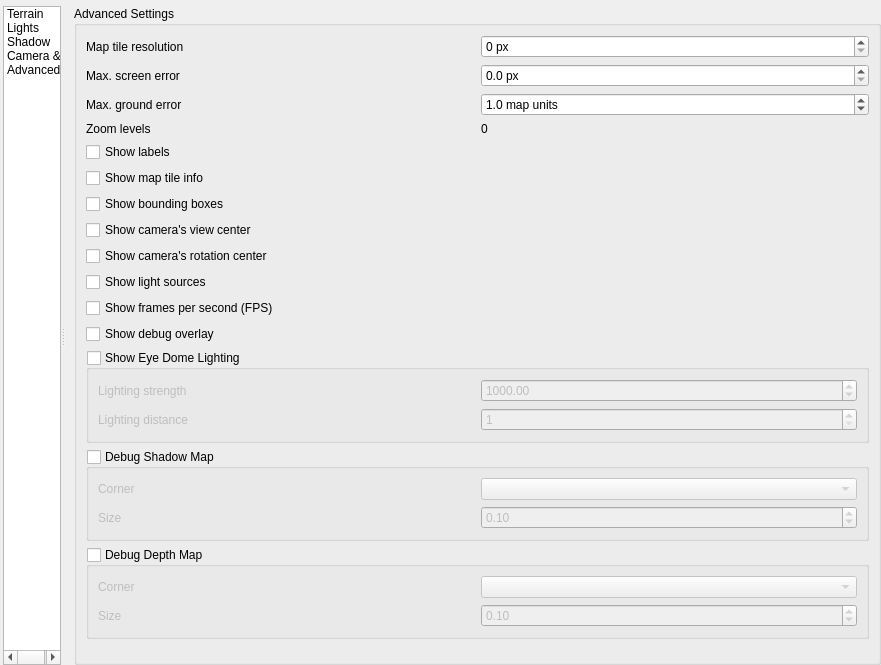
Old version of the form src/ui/3d/map3dconfigwidget.ui in the repository qgis/QGIS.
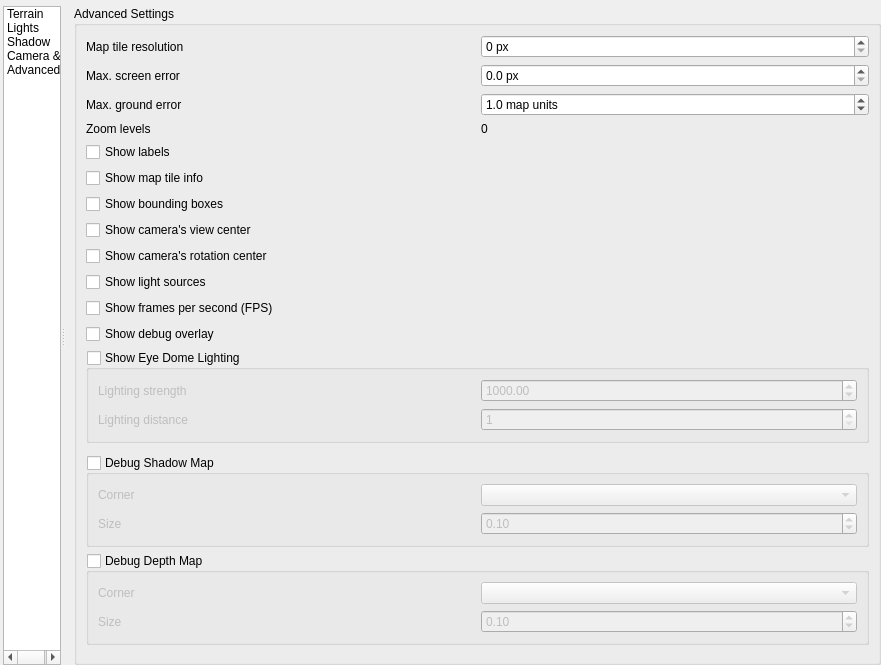
New version of the form. The open tabs and pages were chosen to show the change. Icons and pictures are not drawn. Custom widgets are drawn as their Qt base class.

```diff
--- a/src/ui/3d/map3dconfigwidget.ui
+++ b/src/ui/3d/map3dconfigwidget.ui
@@ -802,8 +802,8 @@
                <rect>
                 <x>0</x>
                 <y>0</y>
-                <width>802</width>
-                <height>732</height>
+                <width>803</width>
+                <height>706</height>
                </rect>
               </property>
               <layout class="QVBoxLayout" name="verticalLayoutAdvanced">
@@ -825,65 +825,7 @@
                   <string>Advanced Settings</string>
                  </property>
                  <layout class="QGridLayout" name="gridLayout_11">
-                  <item row="2" column="0">
-                   <widget class="QGroupBox" name="mDebugShadowMapGroupBox">
-                    <property name="title">
-                     <string>Debug Shadow Map</string>
-                    </property>
-                    <property name="checkable">
-                     <bool>true</bool>
-                    </property>
-                    <property name="checked">
-                     <bool>false</bool>
-                    </property>
-                    <layout class="QGridLayout" name="gridLayout_10">
-                     <item row="0" column="1">
-                      <widget class="QComboBox" name="mDebugShadowMapCornerComboBox"/>
-                     </item>
-                     <item row="0" column="0">
-                      <widget class="QLabel" name="label_8">
-                       <property name="text">
-                        <string>Corner</string>
-                       </property>
-                      </widget>
-                     </item>
-                     <item row="1" column="0">
-                      <widget class="QLabel" name="label_10">
-                       <property name="text">
-                        <string>Size</string>
-                       </property>
-                      </widget>
-                     </item>
-                     <item row="1" column="1">
-                      <widget class="QgsDoubleSpinBox" name="mDebugShadowMapSizeSpinBox">
-                       <property name="maximum">
-                        <double>1.000000000000000</double>
-                       </property>
-                       <property name="singleStep">
-                        <double>0.100000000000000</double>
-                       </property>
-                       <property name="value">
-                        <double>0.100000000000000</double>
-                       </property>
-                      </widget>
-                     </item>
-                    </layout>
-                   </widget>
-                  </item>
                   <item row="4" column="0">
-                   <spacer name="verticalSpacerAdvanced">
-                    <property name="orientation">
-                     <enum>Qt::Vertical</enum>
-                    </property>
-                    <property name="sizeHint" stdset="0">
-                     <size>
-                      <width>20</width>
-                      <height>0</height>
-                     </size>
-                    </property>
-                   </spacer>
-                  </item>
-                  <item row="3" column="0">
                    <widget class="QGroupBox" name="mDebugDepthMapGroupBox">
                     <property name="title">
                      <string>Debug Depth Map</string>
@@ -1065,6 +1007,51 @@
                     </item>
                    </layout>
                   </item>
+                  <item row="3" column="0">
+                   <widget class="QGroupBox" name="mDebugShadowMapGroupBox">
+                    <property name="title">
+                     <string>Debug Shadow Map</string>
+                    </property>
+                    <property name="checkable">
+                     <bool>true</bool>
+                    </property>
+                    <property name="checked">
+                     <bool>false</bool>
+                    </property>
+                    <layout class="QGridLayout" name="gridLayout_10">
+                     <item row="0" column="1">
+                      <widget class="QComboBox" name="mDebugShadowMapCornerComboBox"/>
+                     </item>
+                     <item row="0" column="0">
+                      <widget class="QLabel" name="label_8">
+                       <property name="text">
+                        <string>Corner</string>
+                       </property>
+                      </widget>
+                     </item>
+                     <item row="1" column="0">
+                      <widget class="QLabel" name="label_10">
+                       <property name="text">
+                        <string>Size</string>
+                       </property>
+                      </widget>
+                     </item>
+                     <item row="1" column="1">
+                      <widget class="QgsDoubleSpinBox" name="mDebugShadowMapSizeSpinBox">
+                       <property name="maximum">
+                        <double>1.000000000000000</double>
+                       </property>
+                       <property name="singleStep">
+                        <double>0.100000000000000</double>
+                       </property>
+                       <property name="value">
+                        <double>0.100000000000000</double>
+                       </property>
+                      </widget>
+                     </item>
+                    </layout>
+                   </widget>
+                  </item>
                   <item row="1" column="0">
                    <widget class="QGroupBox" name="edlGroupBox">
                     <property name="title">
@@ -1117,6 +1104,22 @@
                     </layout>
                    </widget>
                   </item>
+                  <item row="5" column="0">
+                   <spacer name="verticalSpacerAdvanced">
+                    <property name="orientation">
+                     <enum>Qt::Vertical</enum>
+                    </property>
+                    <property name="sizeHint" stdset="0">
+                     <size>
+                      <width>20</width>
+                      <height>0</height>
+                     </size>
+                    </property>
+                   </spacer>
+                  </item>
+                  <item row="2" column="0">
+                   <widget class="QgsSsaoSettingsWidget" name="mSsaoSettingsWidget" native="true"/>
+                  </item>
                  </layout>
                 </widget>
                </item>
@@ -1174,6 +1177,12 @@
    <header>qgslightswidget.h</header>
    <container>1</container>
   </customwidget>
+  <customwidget>
+   <class>QgsSsaoSettingsWidget</class>
+   <extends>QWidget</extends>
+   <header>qgsssaosettingswidget.h</header>
+   <container>1</container>
+  </customwidget>
  </customwidgets>
  <tabstops>
   <tabstop>m3DOptionsListWidget</tabstop>
```
Left out of the diff: 20 changed lines with no effect on the pictures.
